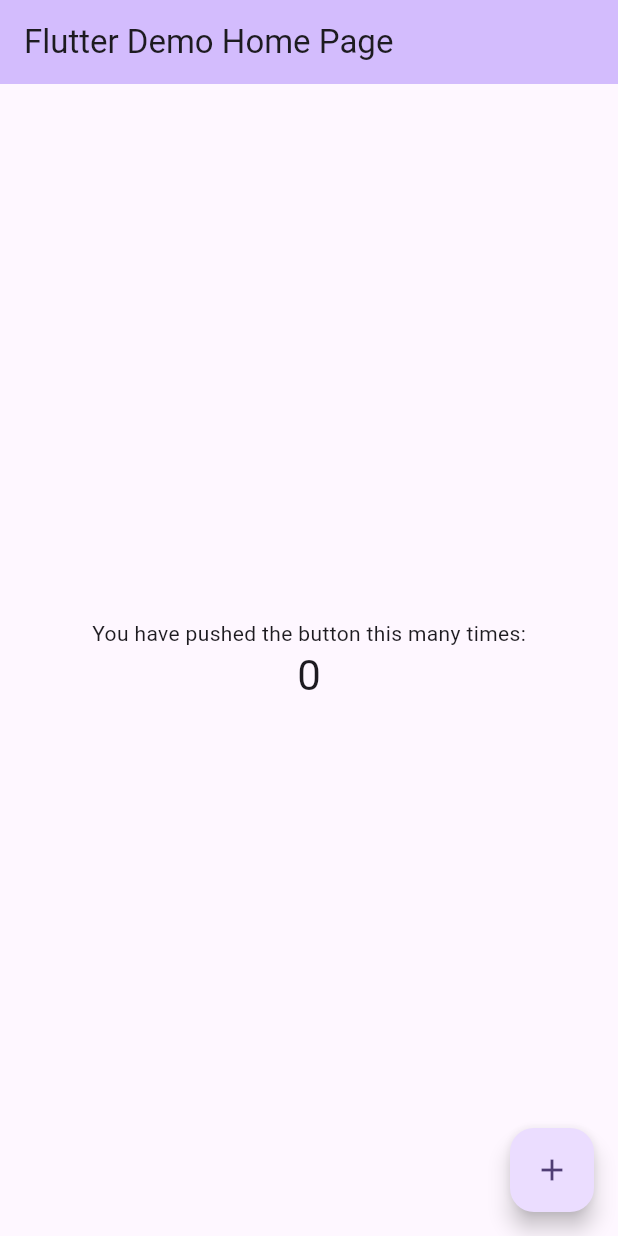
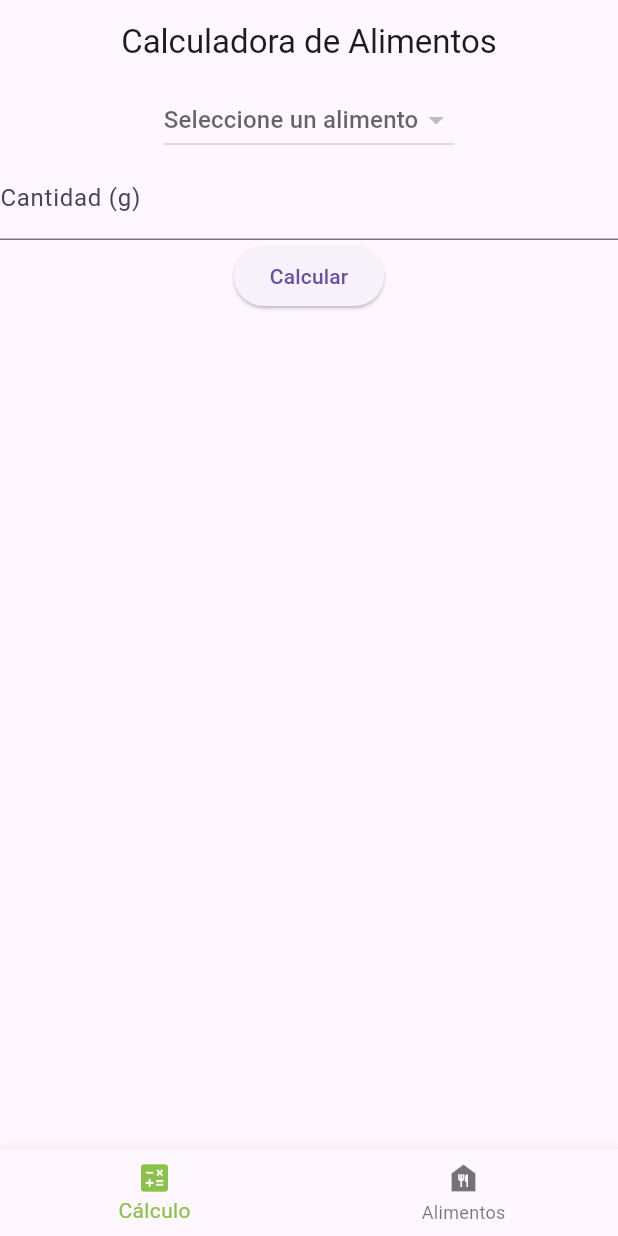
Before and after one commit to LetoBad/Test-proyecto-flutter, a Flutter app: the screen it shows after launch, on a phone screen of 412 x 824 dp. Run offline on Flutter 3.47's test engine with Material 3 defaults, Android fonts, the phone set to English and light mode, and no system bars.

Commit message:
commit mas o menos

```diff
--- /dev/null
+++ b/fitapp/lib/Alimentos.dart
@@ -0,0 +1,15 @@
+class Alimento {
+  String nombre;
+  double calorias;
+  double carbohidratos;
+  double proteinas;
+  double grasas;
+
+  Alimento({
+    required this.nombre,
+    required this.calorias,
+    required this.carbohidratos,
+    required this.proteinas,
+    required this.grasas,
+  });
+}
--- /dev/null
+++ b/fitapp/lib/Calculadora.dart
@@ -0,0 +1,50 @@
+import 'package:fitapp/Alimentos.dart';
+import 'package:flutter/material.dart';
+
+class Calculadora extends StatelessWidget {
+  final List<Alimento> alimentos;
+
+  const Calculadora({required this.alimentos, super.key});
+
+  @override
+  Widget build(BuildContext context) {
+    final TextEditingController _cantidadController = TextEditingController();
+
+    return Scaffold(
+      appBar: AppBar(
+        title: const Text("Calculadora de Alimentos"),
+        centerTitle: true,
+      ),
+      body: Column(
+        children: [
+          DropdownButton<Alimento>(
+            items: alimentos.map((Alimento alimento) {
+              return DropdownMenuItem<Alimento>(
+                value: alimento,
+                child: Text(alimento.nombre),
+              );
+            }).toList(),
+            onChanged: (Alimento? seleccionado) {
+              if (seleccionado != null) {
+                // Aquí podrías implementar la lógica para seleccionar el alimento
+              }
+            },
+            hint: const Text("Seleccione un alimento"),
+          ),
+          TextField(
+            controller: _cantidadController,
+            decoration: const InputDecoration(labelText: "Cantidad (g)"),
+            keyboardType: TextInputType.number,
+          ),
+          ElevatedButton(
+            child: const Text("Calcular"),
+            onPressed: () {
+              // Lógica para calcular el total
+            },
+          ),
+          // Aquí mostrar los resultados
+        ],
+      ),
+    );
+  }
+}
--- /dev/null
+++ b/fitapp/lib/TelaInicial.dart
@@ -0,0 +1,70 @@
+import 'package:fitapp/Alimentos.dart';
+import 'package:fitapp/Calculadora.dart';
+import 'package:fitapp/ListaDeAlimentos.dart';
+import 'package:flutter/material.dart';
+
+class Telainicial extends StatefulWidget {
+  const Telainicial({super.key});
+
+  @override
+  State<Telainicial> createState() => _TelainicialState();
+}
+
+class _TelainicialState extends State<Telainicial> {
+  int _indexSelecionado = 0;
+
+  final List<Alimento> _alimentos = [];
+
+  void _itemSelecionado(int index) {
+    setState(() {
+      _indexSelecionado = index;
+    });
+  }
+
+  void _delAlimento(int index) {
+    setState(() {
+      _alimentos.removeAt(index);
+    });
+  }
+
+  void _insAlimento(Alimento newAlimento) {
+    setState(() {
+      _alimentos.add(newAlimento);
+    });
+  }
+
+  @override
+  Widget build(BuildContext context) {
+    final List<Widget> widgetOptions = <Widget>[
+      Calculadora(
+        alimentos: _alimentos,
+      ),
+      ListaDeAlimentos(
+        alimentos: _alimentos,
+        onRemove: _delAlimento,
+        onInsert: _insAlimento,
+      ),
+    ];
+
+    return Scaffold(
+      body: Center(
+        child: widgetOptions[_indexSelecionado],
+      ),
+      bottomNavigationBar: BottomNavigationBar(
+        items: const <BottomNavigationBarItem>[
+          BottomNavigationBarItem(
+            icon: Icon(Icons.calculate),
+            label: 'Cálculo',
+          ),
+          BottomNavigationBarItem(
+            icon: Icon(Icons.food_bank),
+            label: 'Alimentos',
+          ),
+        ],
+        currentIndex: _indexSelecionado,
+        selectedItemColor: Colors.lightGreen,
+        onTap: _itemSelecionado,
+      ),
+    );
+  }
+}
--- a/fitapp/lib/main.dart
+++ b/fitapp/lib/main.dart
@@ -1,125 +1,23 @@
+import 'package:fitapp/TelaInicial.dart';
 import 'package:flutter/material.dart';
 
 void main() {
   runApp(const MyApp());
 }
 
-class MyApp extends StatelessWidget {
+class MyApp extends StatefulWidget {
   const MyApp({super.key});
 
-  // This widget is the root of your application.
+  @override
+  State<MyApp> createState() => _MyAppState();
+}
+
+class _MyAppState extends State<MyApp> {
   @override
   Widget build(BuildContext context) {
-    return MaterialApp(
-      title: 'Flutter Demo',
-      theme: ThemeData(
-        // This is the theme of your application.
-        //
-        // TRY THIS: Try running your application with "flutter run". You'll see
-        // the application has a purple toolbar. Then, without quitting the app,
-        // try changing the seedColor in the colorScheme below to Colors.green
-        // and then invoke "hot reload" (save your changes or press the "hot
-        // reload" button in a Flutter-supported IDE, or press "r" if you used
-        // the command line to start the app).
-        //
-        // Notice that the counter didn't reset back to zero; the application
-        // state is not lost during the reload. To reset the state, use hot
-        // restart instead.
-        //
-        // This works for code too, not just values: Most code changes can be
-        // tested with just a hot reload.
-        colorScheme: ColorScheme.fromSeed(seedColor: Colors.deepPurple),
-        useMaterial3: true,
-      ),
-      home: const MyHomePage(title: 'Flutter Demo Home Page'),
+    return const MaterialApp(
+      debugShowCheckedModeBanner: false,
+      home: Telainicial(),
     );
   }
 }
-
-class MyHomePage extends StatefulWidget {
-  const MyHomePage({super.key, required this.title});
-
-  // This widget is the home page of your application. It is stateful, meaning
-  // that it has a State object (defined below) that contains fields that affect
-  // how it looks.
-
-  // This class is the configuration for the state. It holds the values (in this
-  // case the title) provided by the parent (in this case the App widget) and
-  // used by the build method of the State. Fields in a Widget subclass are
-  // always marked "final".
-
-  final String title;
-
-  @override
-  State<MyHomePage> createState() => _MyHomePageState();
-}
-
-class _MyHomePageState extends State<MyHomePage> {
-  int _counter = 0;
-
-  void _incrementCounter() {
-    setState(() {
-      // This call to setState tells the Flutter framework that something has
-      // changed in this State, which causes it to rerun the build method below
-      // so that the display can reflect the updated values. If we changed
-      // _counter without calling setState(), then the build method would not be
-      // called again, and so nothing would appear to happen.
-      _counter++;
-    });
-  }
-
-  @override
-  Widget build(BuildContext context) {
-    // This method is rerun every time setState is called, for instance as done
-    // by the _incrementCounter method above.
-    //
-    // The Flutter framework has been optimized to make rerunning build methods
-    // fast, so that you can just rebuild anything that needs updating rather
-    // than having to individually change instances of widgets.
-    return Scaffold(
-      appBar: AppBar(
-        // TRY THIS: Try changing the color here to a specific color (to
-        // Colors.amber, perhaps?) and trigger a hot reload to see the AppBar
-        // change color while the other colors stay the same.
-        backgroundColor: Theme.of(context).colorScheme.inversePrimary,
-        // Here we take the value from the MyHomePage object that was created by
-        // the App.build method, and use it to set our appbar title.
-        title: Text(widget.title),
-      ),
-      body: Center(
-        // Center is a layout widget. It takes a single child and positions it
-        // in the middle of the parent.
-        child: Column(
-          // Column is also a layout widget. It takes a list of children and
-          // arranges them vertically. By default, it sizes itself to fit its
-          // children horizontally, and tries to be as tall as its parent.
-          //
-          // Column has various properties to control how it sizes itself and
-          // how it positions its children. Here we use mainAxisAlignment to
-          // center the children vertically; the main axis here is the vertical
-          // axis because Columns are vertical (the cross axis would be
-          // horizontal).
-          //
-          // TRY THIS: Invoke "debug painting" (choose the "Toggle Debug Paint"
-          // action in the IDE, or press "p" in the console), to see the
-          // wireframe for each widget.
-          mainAxisAlignment: MainAxisAlignment.center,
-          children: <Widget>[
-            const Text(
-              'You have pushed the button this many times:',
-            ),
-            Text(
-              '$_counter',
-              style: Theme.of(context).textTheme.headlineMedium,
-            ),
-          ],
-        ),
-      ),
-      floatingActionButton: FloatingActionButton(
-        onPressed: _incrementCounter,
-        tooltip: 'Increment',
-        child: const Icon(Icons.add),
-      ), // This trailing comma makes auto-formatting nicer for build methods.
-    );
-  }
-}
```
Also changed, not shown: fitapp/lib/ListaDeAlimentos.dart (added, +153 -0 lines).
